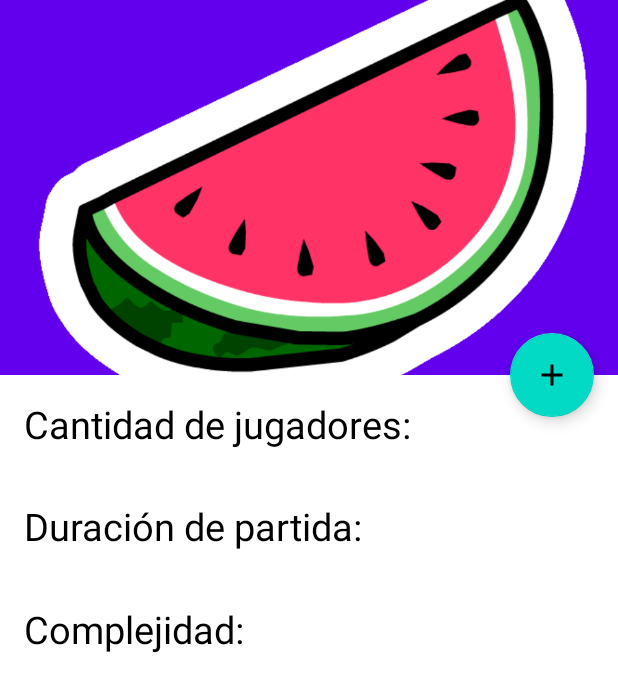
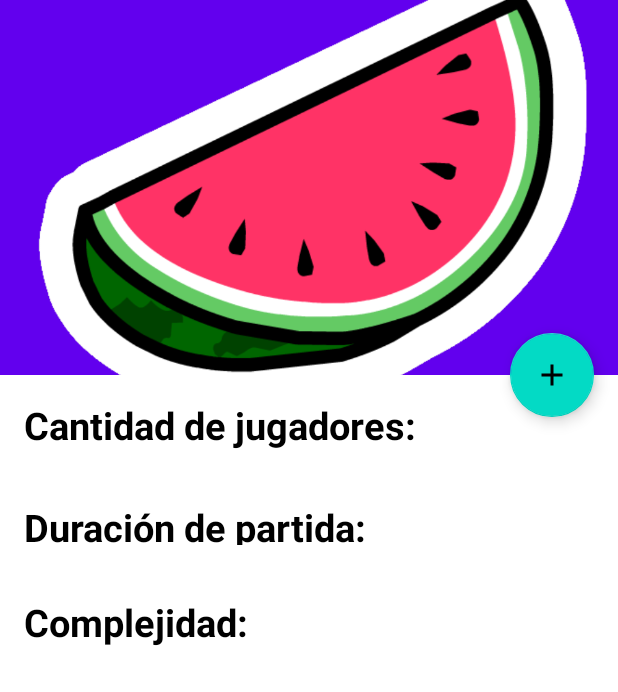
Before and after one commit to Alex-tremo5/idk, an Android app: the GameDetailActivity screen opened directly, with no data from a screen before it, on a phone screen of 412 x 824 dp. Shown: the top 692 px of the screen. Run offline under Robolectric (Android 15) with nearby library versions, the light colour scheme and no system bars; pictures from the network do not load; 8 statements that could not run were skipped.

Commit message:
put in bold the text

```diff
--- a/app/src/main/res/layout/activity_game_detail.xml
+++ b/app/src/main/res/layout/activity_game_detail.xml
@@ -31,7 +31,8 @@
                 android:id="@+id/gameDetailToolbar"
                 android:layout_width="match_parent"
                 android:layout_height="?attr/actionBarSize"
-                tools:title="Hombres Lobo de Castronegro" />
+                tools:title="Hombres Lobo de Castronegro"
+                />
 
         </com.google.android.material.appbar.CollapsingToolbarLayout>
 
--- a/app/src/main/res/layout/view_content_scrolling.xml
+++ b/app/src/main/res/layout/view_content_scrolling.xml
@@ -18,6 +18,7 @@
         android:layout_width="396dp"
         android:layout_height="wrap_content"
         android:layout_marginStart="16dp"
+        android:textStyle="bold"
         android:layout_marginLeft="16dp"
         android:layout_marginBottom="4dp"
         android:text="@string/cantidad"
@@ -45,14 +46,15 @@
 
     <TextView
         android:id="@+id/tvDuration"
-        android:layout_width="226dp"
-        android:layout_height="wrap_content"
+        android:layout_width="475dp"
+        android:layout_height="29dp"
         android:layout_marginStart="16dp"
         android:layout_marginLeft="16dp"
         android:layout_marginTop="4dp"
         android:text="@string/duracion"
         android:textColor="@color/black"
         android:textSize="25sp"
+        android:textStyle="bold"
         app:layout_constraintStart_toStartOf="parent"
         app:layout_constraintTop_toBottomOf="@+id/tvPlayers" />
 
@@ -82,6 +84,7 @@
         android:text="@string/complexity"
         android:textColor="@color/black"
         android:textSize="25sp"
+        android:textStyle="bold"
         app:layout_constraintBottom_toTopOf="@+id/tvHardcore"
         app:layout_constraintStart_toStartOf="parent"
         app:layout_constraintTop_toBottomOf="@+id/tvTime" />
@@ -105,15 +108,16 @@
         android:layout_height="wrap_content"
         android:layout_marginStart="5dp"
         android:layout_marginLeft="5dp"
-        android:layout_marginTop="8dp"
+        android:layout_marginTop="28dp"
         android:layout_marginEnd="5dp"
         android:layout_marginRight="5dp"
         android:fontFamily="sans-serif-smallcaps"
         android:gravity="center"
         android:textColor="@color/black"
         android:textSize="34sp"
+        android:textStyle="bold"
         app:layout_constraintEnd_toEndOf="parent"
-        app:layout_constraintHorizontal_bias="0.49"
+        app:layout_constraintHorizontal_bias="0.48"
         app:layout_constraintStart_toStartOf="parent"
         app:layout_constraintTop_toBottomOf="@+id/tvHardcore"
         tools:text="game" />
@@ -131,10 +135,10 @@
         android:textSize="20sp"
         app:layout_constraintBottom_toBottomOf="parent"
         app:layout_constraintEnd_toEndOf="parent"
-        app:layout_constraintHorizontal_bias="0.0"
+        app:layout_constraintHorizontal_bias="1.0"
         app:layout_constraintStart_toStartOf="parent"
         app:layout_constraintTop_toBottomOf="@+id/tvTitle"
-        app:layout_constraintVertical_bias="0.0"
+        app:layout_constraintVertical_bias="1.0"
         tools:text="@tools:sample/lorem/random" />
 
 
```
